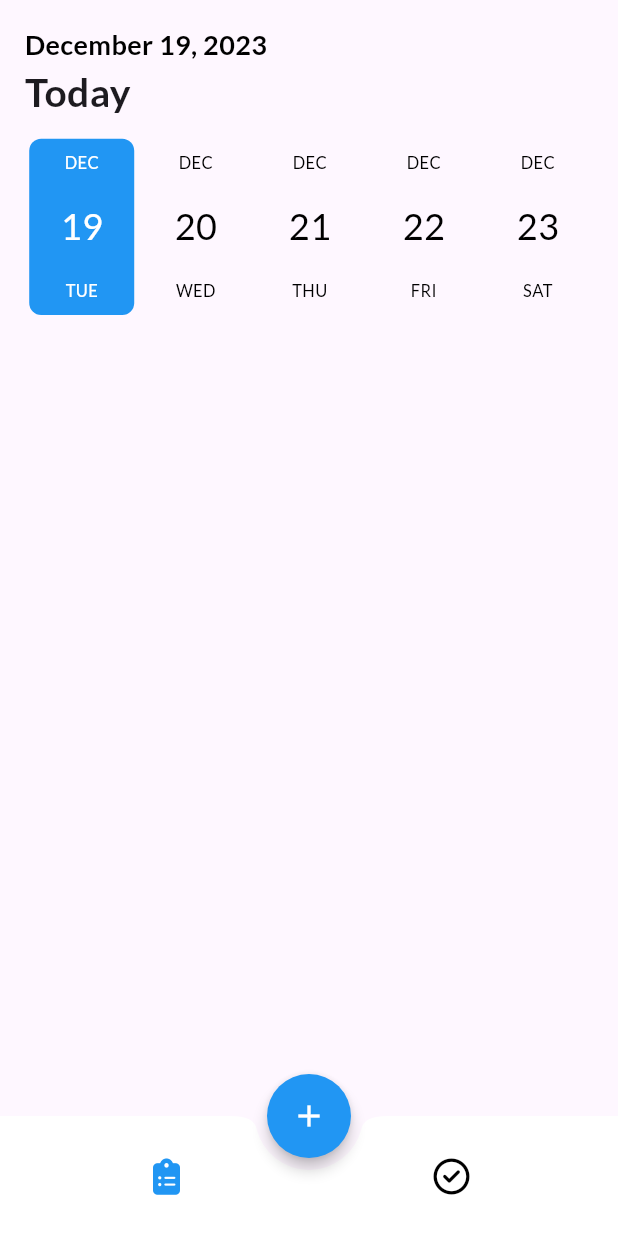
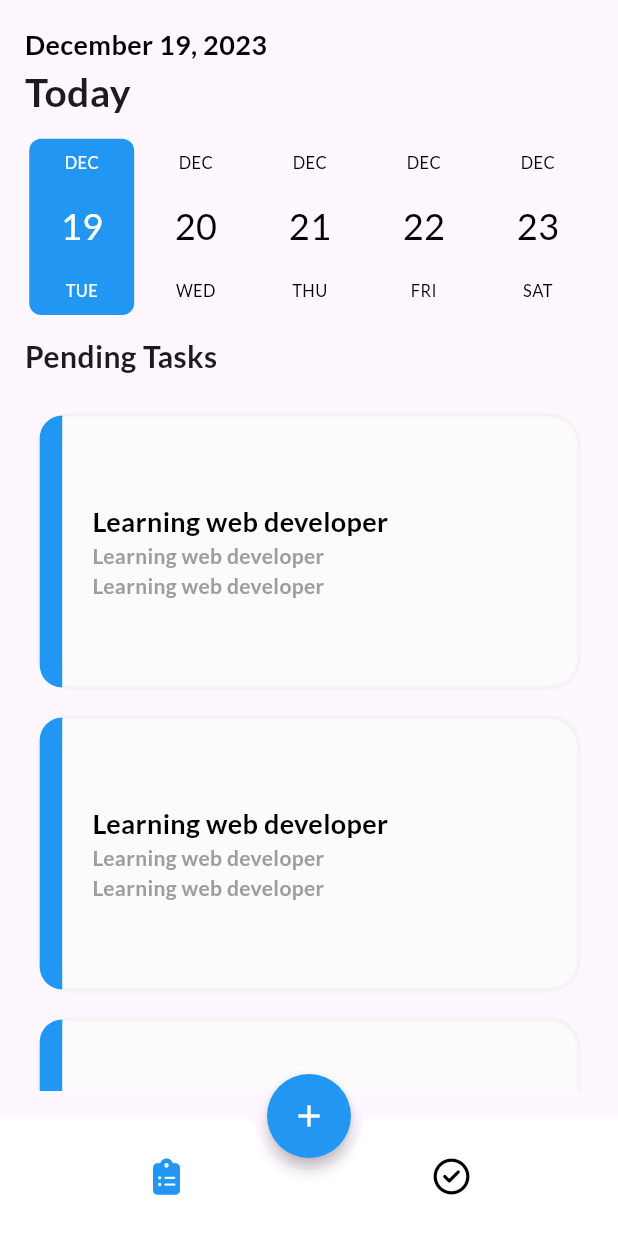
Before and after one commit to mdnayeemm416/TODO, a Flutter app: the screen it shows after launch, on a phone screen of 412 x 824 dp. Run offline on Flutter 3.47's test engine with Material 3 defaults, Android fonts, the phone set to English and light mode, and no system bars; drawn by our look-alikes of date_picker_timeline; our stand-ins replace font_awesome_flutter, get, google_fonts.

Commit message:
task list added

```diff
--- a/lib/App_Constant/app_constant.dart
+++ b/lib/App_Constant/app_constant.dart
@@ -13,7 +13,7 @@ class AppSize {
   static double height80(context) => height(context) * .08;
   static double height100(context) => height(context) * .1;
   static double height150(context) => height(context) * .15;
-  static double height200(context) => height(context) * .2;
+  static double height200(context) => height(context) * .22;
 
   static double width10(context) => width(context) * .010;
   static double width15(context) => width(context) * .015;
--- a/lib/Home/Components/task_add_button.dart
+++ /dev/null
@@ -1,24 +0,0 @@
-import 'package:flutter/material.dart';
-import 'package:todo_app/Add_task/add_task.dart';
-import 'package:todo_app/App_Constant/app_constant.dart';
-
-class TaskAddButton extends StatelessWidget {
-  const TaskAddButton({super.key});
-
-  @override
-  Widget build(BuildContext context) {
-    return ElevatedButton(
-        style: ElevatedButton.styleFrom(
-            backgroundColor: blueColor,
-            shape:
-                RoundedRectangleBorder(borderRadius: BorderRadius.circular(10)),
-            padding: const EdgeInsets.symmetric(horizontal: 30, vertical: 15)),
-        onPressed: () {
-          Navigator.push(context, MaterialPageRoute(builder: (_) => const AddTask()));
-        },
-        child: const Text(
-          "+ Add",
-          style: TextStyle(color: Colors.white),
-        ));
-  }
-}
--- /dev/null
+++ b/lib/Home/Components/task_list.dart
@@ -0,0 +1,64 @@
+import 'package:flutter/material.dart';
+import 'package:todo_app/App_Constant/app_constant.dart';
+
+class TaskList extends StatefulWidget {
+  const TaskList({super.key});
+
+  @override
+  State<TaskList> createState() => _TaskListState();
+}
+
+class _TaskListState extends State<TaskList> {
+  @override
+  Widget build(BuildContext context) {
+    return ListView.builder(
+        itemCount: 5,
+        itemBuilder: (context, index) {
+          return Container(
+            margin: EdgeInsets.all(10),
+            height: AppSize.height200(context),
+            decoration: BoxDecoration(boxShadow: const [
+              BoxShadow(
+                color: Color.fromARGB(255, 220, 216, 216),
+                blurRadius: 1,
+              ),
+              BoxShadow(
+                color: Color.fromARGB(255, 252, 251, 251),
+                blurRadius: 1,
+              )
+            ], borderRadius: BorderRadius.circular(20)),
+            child: Row(children: [
+              Container(
+                decoration: const BoxDecoration(
+                    color: Colors.blue,
+                    borderRadius: BorderRadius.only(
+                        topLeft: Radius.circular(20),
+                        bottomLeft: Radius.circular(20))),
+                width: 15,
+              ),
+              const Padding(
+                padding: EdgeInsets.symmetric(horizontal: 20),
+                child: Column(
+                  mainAxisAlignment: MainAxisAlignment.center,
+                  crossAxisAlignment: CrossAxisAlignment.start,
+                  children: [
+                    Text(
+                      "Learning web developer",
+                      style: mediumText,
+                    ),
+                    Text(
+                      "Learning web developer",
+                      style: smallText,
+                    ),
+                    Text(
+                      "Learning web developer",
+                      style: smallText,
+                    ),
+                  ],
+                ),
+              ),
+            ]),
+          );
+        });
+  }
+}
--- a/lib/Home/home.dart
+++ b/lib/Home/home.dart
@@ -2,7 +2,7 @@ import 'package:flutter/material.dart';
 import 'package:intl/intl.dart';
 import 'package:todo_app/App_Constant/app_constant.dart';
 import 'package:todo_app/Home/Components/date_picker.dart';
-import 'package:todo_app/Home/Components/task_add_button.dart';
+import 'package:todo_app/Home/Components/task_list.dart';
 
 class Home extends StatefulWidget {
   const Home({super.key});
@@ -19,6 +19,7 @@ class _HomeState extends State<Home> {
         body: Padding(
           padding: EdgeInsets.all(AppSize.height20(context)),
           child: Column(
+            crossAxisAlignment: CrossAxisAlignment.start,
             children: [
               Row(mainAxisAlignment: MainAxisAlignment.spaceBetween, children: [
                 Column(
@@ -38,7 +39,18 @@ class _HomeState extends State<Home> {
               const SizedBox(
                 height: 10,
               ),
-              const DatePickerWidget()
+              const DatePickerWidget(),
+              const SizedBox(
+                height: 10,
+              ),
+              const Text(
+                "Pending Tasks",
+                style: TextStyle(fontSize: 20, fontWeight: FontWeight.w700),
+              ),
+              const SizedBox(
+                height: 15,
+              ),
+              const Expanded(child: TaskList())
             ],
           ),
         ),
```
